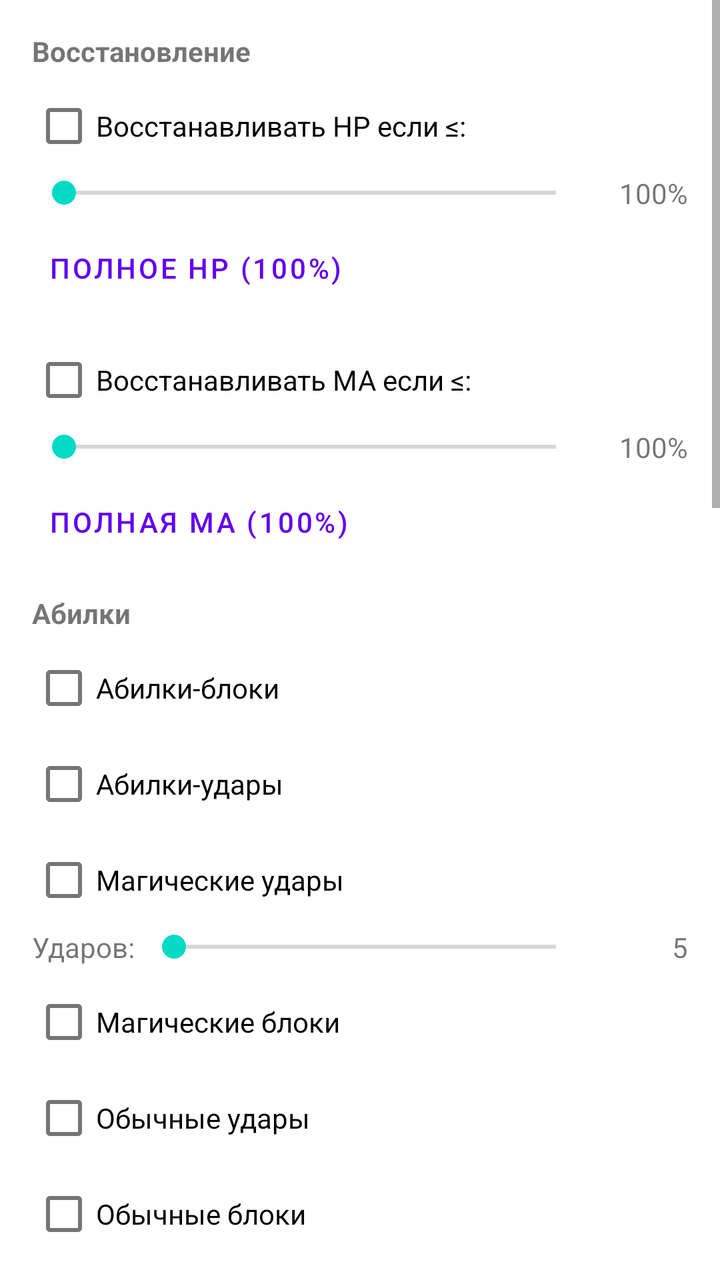
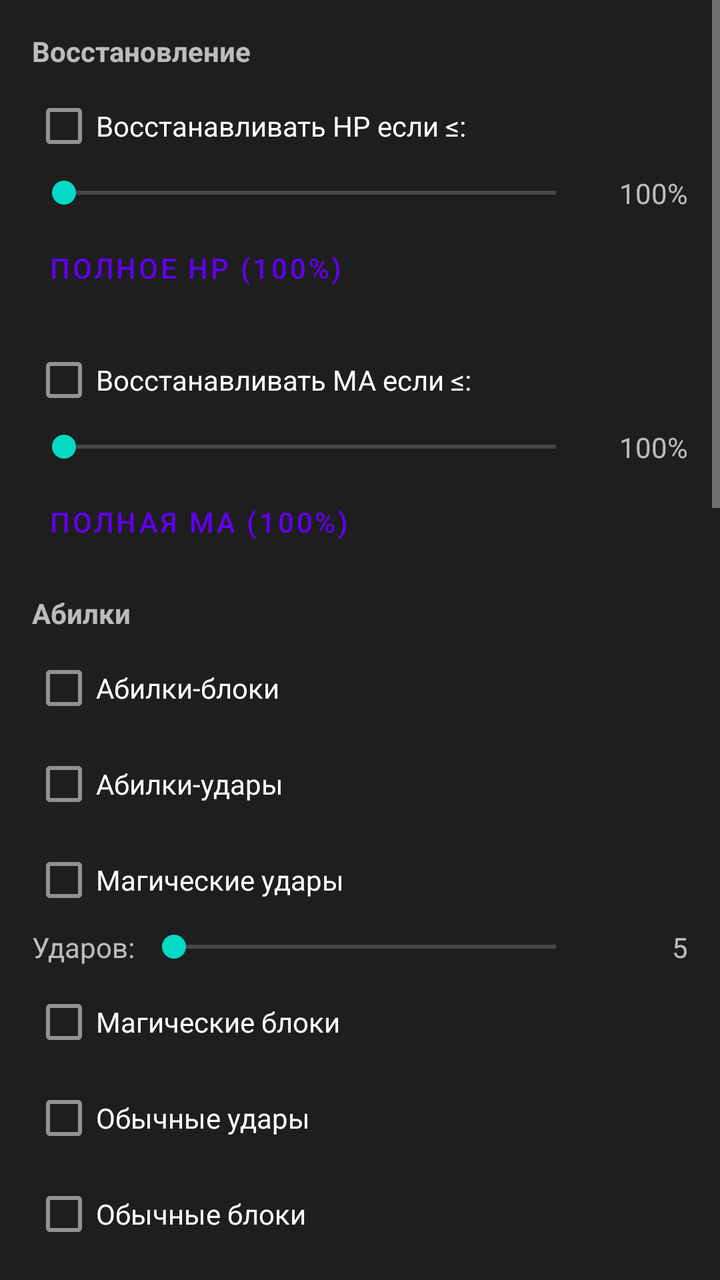

Two renders of the same Android screen: before a commit and after it. Below are the layout's source before the change and the commit's diff.
<!-- AndroidManifest.xml: application theme Theme.ABClient -->
<!-- res/layout/tab_autoboi_rotation.xml -->
<?xml version="1.0" encoding="utf-8"?>
<ScrollView xmlns:android="http://schemas.android.com/apk/res/android"
    android:layout_width="match_parent"
    android:layout_height="match_parent">

    <LinearLayout
        android:layout_width="match_parent"
        android:layout_height="wrap_content"
        android:orientation="vertical"
        android:padding="16dp">

        
        <TextView
            android:layout_width="match_parent"
            android:layout_height="wrap_content"
            android:text="Восстановление"
            android:textStyle="bold"
            android:layout_marginBottom="4dp" />

        <CheckBox
            android:id="@+id/checkDoRestoreHp"
            android:layout_width="match_parent"
            android:layout_height="wrap_content"
            android:text="Восстанавливать HP если ≤:" />

        <LinearLayout
            android:layout_width="match_parent"
            android:layout_height="wrap_content"
            android:orientation="horizontal"
            android:gravity="center_vertical"
            android:layout_marginBottom="4dp">

            <SeekBar
                android:id="@+id/seekRestoreHp"
                android:layout_width="0dp"
                android:layout_height="wrap_content"
                android:layout_weight="1"
                android:max="100" />

            <TextView
                android:id="@+id/tvRestoreHp"
                android:layout_width="50dp"
                android:layout_height="wrap_content"
                android:gravity="end"
                android:text="100%" />

        </LinearLayout>

        <Button
            android:id="@+id/btnFullHp"
            android:layout_width="wrap_content"
            android:layout_height="wrap_content"
            android:text="Полное HP (100%)"
            style="@style/Widget.MaterialComponents.Button.TextButton"
            android:layout_marginBottom="8dp" />

        <CheckBox
            android:id="@+id/checkDoRestoreMa"
            android:layout_width="match_parent"
            android:layout_height="wrap_content"
            android:text="Восстанавливать MA если ≤:" />

        <LinearLayout
            android:layout_width="match_parent"
            android:layout_height="wrap_content"
            android:orientation="horizontal"
            android:gravity="center_vertical"
            android:layout_marginBottom="4dp">

            <SeekBar
                android:id="@+id/seekRestoreMa"
                android:layout_width="0dp"
                android:layout_height="wrap_content"
                android:layout_weight="1"
                android:max="100" />

            <TextView
                android:id="@+id/tvRestoreMa"
                android:layout_width="50dp"
                android:layout_height="wrap_content"
                android:gravity="end"
                android:text="100%" />

        </LinearLayout>

        <Button
            android:id="@+id/btnFullMa"
            android:layout_width="wrap_content"
            android:layout_height="wrap_content"
            android:text="Полная MA (100%)"
            style="@style/Widget.MaterialComponents.Button.TextButton"
            android:layout_marginBottom="12dp" />

        
        <TextView
            android:layout_width="match_parent"
            android:layout_height="wrap_content"
            android:text="Абилки"
            android:textStyle="bold"
            android:layout_marginBottom="4dp" />

        <CheckBox
            android:id="@+id/checkDoAbilBlocks"
            android:layout_width="match_parent"
            android:layout_height="wrap_content"
            android:text="Абилки-блоки" />

        <CheckBox
            android:id="@+id/checkDoAbilHits"
            android:layout_width="match_parent"
            android:layout_height="wrap_content"
            android:text="Абилки-удары" />

        <CheckBox
            android:id="@+id/checkDoMagHits"
            android:layout_width="match_parent"
            android:layout_height="wrap_content"
            android:text="Магические удары" />

        <LinearLayout
            android:layout_width="match_parent"
            android:layout_height="wrap_content"
            android:orientation="horizontal"
            android:gravity="center_vertical"
            android:layout_marginBottom="4dp">

            <TextView
                android:layout_width="wrap_content"
                android:layout_height="wrap_content"
                android:text="Ударов: " />

            <SeekBar
                android:id="@+id/seekMagHits"
                android:layout_width="0dp"
                android:layout_height="wrap_content"
                android:layout_weight="1"
                android:max="1000" />

            <TextView
                android:id="@+id/tvMagHits"
                android:layout_width="50dp"
                android:layout_height="wrap_content"
                android:gravity="end"
                android:text="5" />

        </LinearLayout>

        <CheckBox
            android:id="@+id/checkDoMagBlocks"
            android:layout_width="match_parent"
            android:layout_height="wrap_content"
            android:text="Магические блоки" />

        <CheckBox
            android:id="@+id/checkDoHits"
            android:layout_width="match_parent"
            android:layout_height="wrap_content"
            android:text="Обычные удары" />

        <CheckBox
            android:id="@+id/checkDoBlocks"
            android:layout_width="match_parent"
            android:layout_height="wrap_content"
            android:text="Обычные блоки" />

        <CheckBox
            android:id="@+id/checkDoMiscAbils"
            android:layout_width="match_parent"
            android:layout_height="wrap_content"
            android:text="Прочие абилки"
            android:layout_marginBottom="12dp" />

        
        <TextView
            android:layout_width="match_parent"
            android:layout_height="wrap_content"
            android:text="Заклинания ударов:"
            android:textStyle="bold"
            android:layout_marginBottom="4dp" />

        <androidx.recyclerview.widget.RecyclerView
            android:id="@+id/listSpellsHits"
            android:layout_width="match_parent"
            android:layout_height="150dp"
            android:layout_marginBottom="8dp" />

        
        <TextView
            android:layout_width="match_parent"
            android:layout_height="wrap_content"
            android:text="Заклинания блоков:"
            android:textStyle="bold"
            android:layout_marginBottom="4dp" />

        <androidx.recyclerview.widget.RecyclerView
            android:id="@+id/listSpellsBlocks"
            android:layout_width="match_parent"
            android:layout_height="150dp"
            android:layout_marginBottom="8dp" />

        
        <TextView
            android:layout_width="match_parent"
            android:layout_height="wrap_content"
            android:text="Заклинания восст. HP:"
            android:textStyle="bold"
            android:layout_marginBottom="4dp" />

        <androidx.recyclerview.widget.RecyclerView
            android:id="@+id/listSpellsRestoreHp"
            android:layout_width="match_parent"
            android:layout_height="150dp"
            android:layout_marginBottom="8dp" />

        
        <TextView
            android:layout_width="match_parent"
            android:layout_height="wrap_content"
            android:text="Заклинания восст. MA:"
            android:textStyle="bold"
            android:layout_marginBottom="4dp" />

        <androidx.recyclerview.widget.RecyclerView
            android:id="@+id/listSpellsRestoreMa"
            android:layout_width="match_parent"
            android:layout_height="150dp"
            android:layout_marginBottom="8dp" />

        
        <TextView
            android:layout_width="match_parent"
            android:layout_height="wrap_content"
            android:text="Прочие заклинания:"
            android:textStyle="bold"
            android:layout_marginBottom="4dp" />

        <androidx.recyclerview.widget.RecyclerView
            android:id="@+id/listSpellsMisc"
            android:layout_width="match_parent"
            android:layout_height="150dp"
            android:layout_marginBottom="8dp" />

    </LinearLayout>

</ScrollView>
<!-- resources referenced by this layout -->
<resources>
  <style name="Theme.ABClient" parent="Theme.MaterialComponents.DayNight.DarkActionBar">
          
          <item name="colorPrimary">@color/purple_500</item>
          <item name="colorPrimaryVariant">@color/purple_700</item>
          <item name="colorOnPrimary">@color/white</item>
          
          <item name="colorSecondary">@color/teal_200</item>
          <item name="colorSecondaryVariant">@color/teal_700</item>
          <item name="colorOnSecondary">@color/black</item>
          
          <item name="android:statusBarColor" tools:targetApi="l">?attr/colorPrimaryVariant</item>
          
      </style>
  <color name="purple_500">#FF6200EE</color>
  <color name="purple_700">#FF3700B3</color>
  <color name="white">#FFFFFFFF</color>
  <color name="teal_200">#FF03DAC5</color>
  <color name="teal_700">#FF018786</color>
  <color name="black">#FF000000</color>
</resources>

<!-- the commit's change to res/layout/tab_autoboi_rotation.xml (unified diff, before → after) -->
@@ -1,7 +1,9 @@
 <?xml version="1.0" encoding="utf-8"?>
 <ScrollView xmlns:android="http://schemas.android.com/apk/res/android"
     android:layout_width="match_parent"
-    android:layout_height="match_parent">
+    android:layout_height="match_parent"
+    android:background="@color/ab_autoboi_bg"
+    android:theme="@style/ThemeOverlay.MaterialComponents.Dark">
 
     <LinearLayout
         android:layout_width="match_parent"
<!-- resource entries referenced after the edit -->
@@ -1,5 +1,6 @@
 <!-- resources referenced by this layout -->
 <resources>
+  <color name="ab_autoboi_bg">#1E1E1E</color>
   <style name="Theme.ABClient" parent="Theme.MaterialComponents.DayNight.DarkActionBar">
           
           <item name="colorPrimary">@color/purple_500</item>
